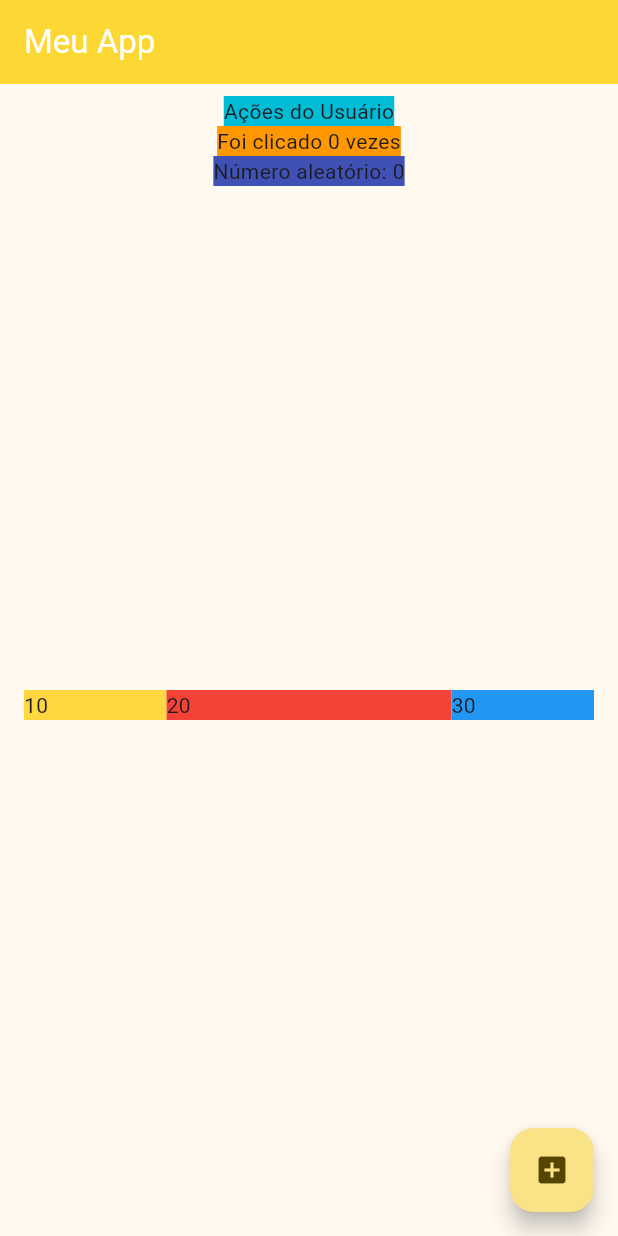
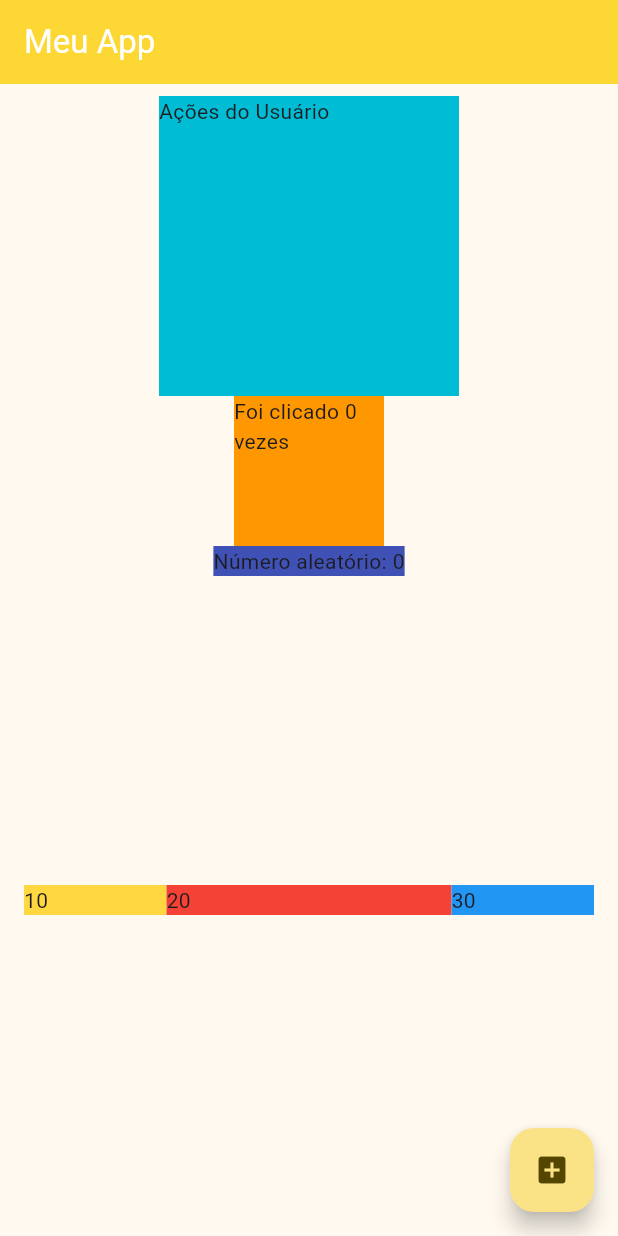
Before and after one commit to raphaeltake/Curso-flutter, a Flutter app: the screen it shows after launch, on a phone screen of 412 x 824 dp. Run offline on Flutter 3.47's test engine with Material 3 defaults, Android fonts, the phone set to English and light mode, and no system bars; our stand-ins replace google_fonts; missing offline and left inert: dart:ffi; Roboto replaces fonts that are missing (Cairo).

Commit message:
Introduç~ao SizedBox

```diff
--- a/primeiroscomponentes/lib/pages/home_page.dart
+++ b/primeiroscomponentes/lib/pages/home_page.dart
@@ -57,16 +57,23 @@ class _HomePageState extends State<HomePage> {
           mainAxisAlignment: MainAxisAlignment.center,
           children:[
             Container(
+              height: 200,
+              width: 200,
               color: Colors.cyan,
               child:
                 Text("Ações do Usuário",
               ),
             ),
-            Container(
-              color: Colors.orange,
-              child:
+
+            SizedBox(
+              width: 100,
+              height: 100,
+              child: Container(
+                color: Colors.orange,
+                child:
                 Text("Foi clicado $quantidadeCliques vezes",
-                // style: GoogleFonts.acme(fontSize: 20),
+                  // style: GoogleFonts.acme(fontSize: 20),
+                ),
               ),
             ),
 
```
Also changed, not shown: primeiroscomponentes/pubspec.lock.
